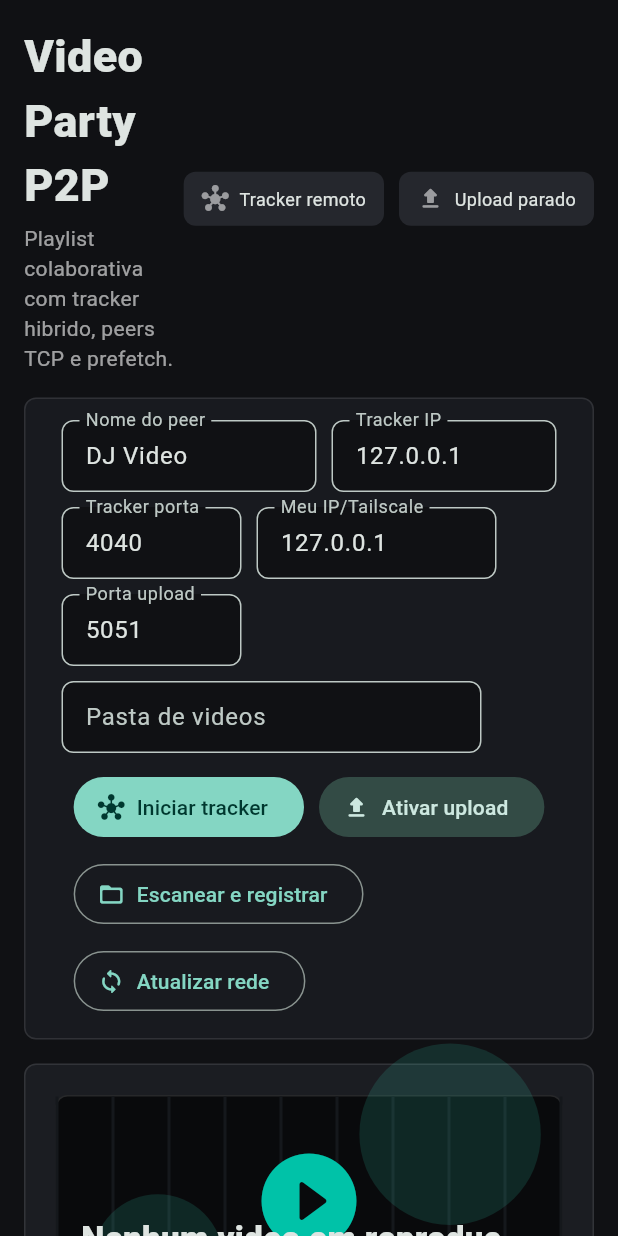
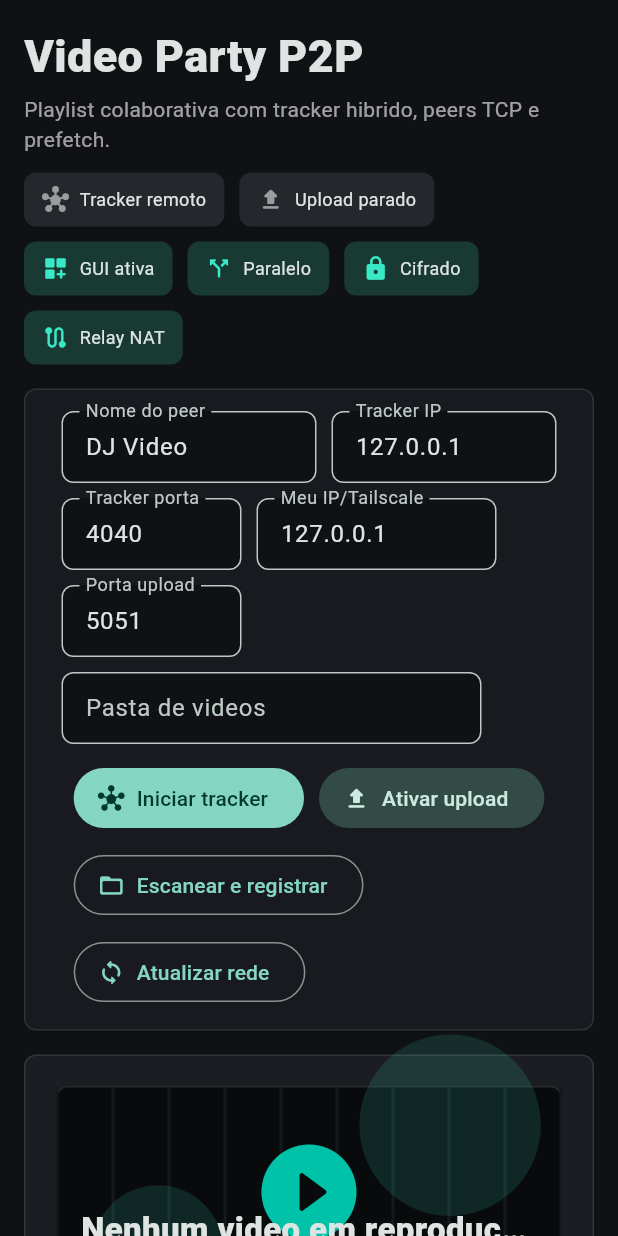
Before and after one commit to reyneralegria13/Video_party, a Flutter app: the screen it shows after launch, on a phone screen of 412 x 824 dp. Run offline on Flutter 3.47's test engine with Material 3 defaults, Android fonts, the phone set to English and light mode, and no system bars.

Commit message:
🎨 ui: exibe extensões de transferência

```diff
--- a/lib/main.dart
+++ b/lib/main.dart
@@ -240,34 +240,56 @@ class _Header extends StatelessWidget {
 
   @override
   Widget build(BuildContext context) {
-    return Row(
-      children: [
-        const Expanded(
-          child: Column(
+    return Column(
       crossAxisAlignment: CrossAxisAlignment.start,
       children: [
-              Text(
+        const Text(
           'Video Party P2P',
           style: TextStyle(fontSize: 30, fontWeight: FontWeight.w800),
         ),
-              SizedBox(height: 4),
-              Text(
+        const SizedBox(height: 4),
+        const Text(
           'Playlist colaborativa com tracker hibrido, peers TCP e prefetch.',
           style: TextStyle(color: Colors.white60),
         ),
-            ],
-          ),
-        ),
+        const SizedBox(height: 12),
+        Wrap(
+          spacing: 10,
+          runSpacing: 10,
+          children: [
             _StatusChip(
               icon: Icons.hub_rounded,
-          label: controller.trackerRunning ? 'Tracker ativo' : 'Tracker remoto',
+              label: controller.trackerRunning
+                  ? 'Tracker ativo'
+                  : 'Tracker remoto',
               active: controller.trackerRunning,
             ),
-        const SizedBox(width: 10),
             _StatusChip(
               icon: Icons.upload_rounded,
               label: controller.peerServing ? 'Upload ativo' : 'Upload parado',
               active: controller.peerServing,
+            ),
+            const _StatusChip(
+              icon: Icons.dashboard_customize_rounded,
+              label: 'GUI ativa',
+              active: true,
+            ),
+            const _StatusChip(
+              icon: Icons.call_split_rounded,
+              label: 'Paralelo',
+              active: true,
+            ),
+            const _StatusChip(
+              icon: Icons.lock_rounded,
+              label: 'Cifrado',
+              active: true,
+            ),
+            const _StatusChip(
+              icon: Icons.route_rounded,
+              label: 'Relay NAT',
+              active: true,
+            ),
+          ],
         ),
       ],
     );
```
Lines whose indentation alone changed are shown as unchanged.
